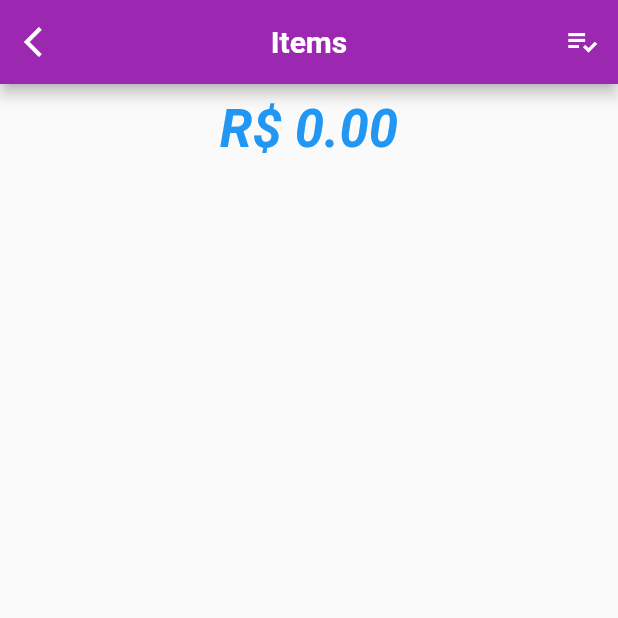
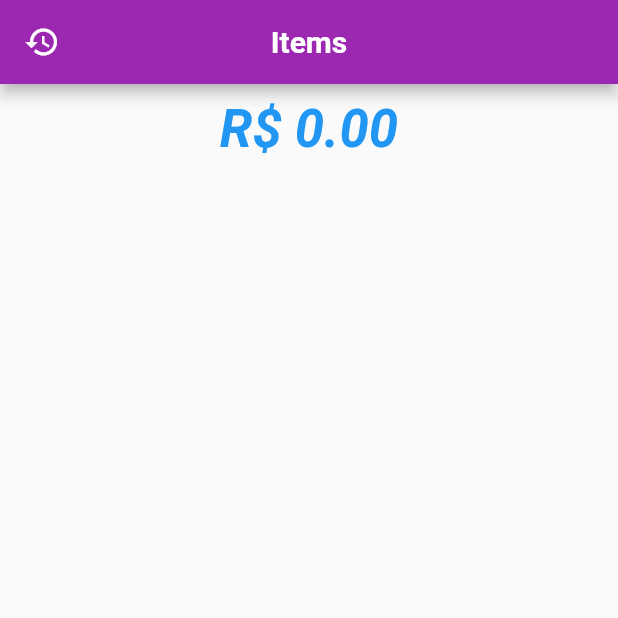
Before and after one commit to Fabricio-arjo/feira_facil, a Flutter app: the CarrinhoCompra screen opened directly with empty values, on a phone screen of 412 x 824 dp, the top half of it. Run offline on Flutter 3.47's test engine with Material 2 defaults, Android fonts, the phone set to English and light mode, and no system bars; our stand-ins replace sqflite; missing offline and left inert: dart:ffi; accounts and stored records are empty.

Commit message:
Alteração de layout e banco de dados

```diff
--- a/lib/CarrinhoCompra.dart
+++ b/lib/CarrinhoCompra.dart
@@ -7,21 +7,28 @@ import 'package:intl/date_symbol_data_local.dart';
 import 'ListaCompras.dart';
 import 'package:feira_facil/helper/DatabaseHelper.dart';
 
+import 'model/Compra.dart';
+
 class CarrinhoCompra extends StatefulWidget {
-  CarrinhoCompra({this.valor});
+  CarrinhoCompra({this.valor, this.id_compra});
   final double valor;
+  final int id_compra;
 
   @override
-  _CarrinhoCompraState createState() => _CarrinhoCompraState(this.valor);
+  _CarrinhoCompraState createState() => _CarrinhoCompraState(this.valor, this.id_compra);
 }
 
 class _CarrinhoCompraState extends State<CarrinhoCompra> {
-  _CarrinhoCompraState(this.valor);
+  _CarrinhoCompraState(this.valor,this.id_compra);
+
   double valor;
+  int id_compra;
 
   TextEditingController _nomeController = TextEditingController();
   TextEditingController _precoController = TextEditingController();
   TextEditingController _qtdeController = TextEditingController();
+  TextEditingController _localController = TextEditingController();
+
   var _db = DatabaseHelper();
 
   double _saldo;
@@ -29,88 +36,6 @@ class _CarrinhoCompraState extends State<CarrinhoCompra> {
   //Lista para recuperar itens
   List<Item> _itens = List<Item>();
 
-  /*_exibirTelaCadastro(){
-
-
-     showDialog(
-       context: context,
-       builder: (context){
-            return AlertDialog(
-               //title: Text("Adicionar Item"),
-               content:
-
-                  Column(
-
-                   mainAxisSize: MainAxisSize.min,
-                   children: <Widget>[
-
-                      Padding(padding:EdgeInsets.all(3),
-                        child:TextField(
-                          controller: _nomeController,
-                        autofocus: true,
-                        decoration: InputDecoration(
-                          border: OutlineInputBorder(),
-                          labelText: "Nome",
-                          hintText: "Ex: Arroz"
-                         ),
-                        ),
-                      ),
-
-                      //Divider(),
-                      Padding(padding: EdgeInsets.all(3),
-                        child: TextField(
-                           controller: _precoController,
-                        //autofocus: true,
-                        keyboardType: TextInputType.number,
-                        decoration: InputDecoration(
-                           border: OutlineInputBorder(),
-                          labelText: "Preço",
-                          hintText: "Ex: 8.50"
-                          ),
-                        ),
-                      ),
-
-                      //Divider(),
-                      Padding(
-                        padding: EdgeInsets.all(3),
-                        child: TextField(
-                        controller: _qtdeController,
-                        keyboardType: TextInputType.number,
-                        //autofocus: true,
-                        decoration: InputDecoration(
-                          border: OutlineInputBorder(),
-                          labelText: "Quantidade",
-                          hintText: "Ex: 1"
-                        ),
-                      ),
-                      )
-
-
-
-                     ],
-
-               ),
-
-
-               actions: <Widget>[
-                  FlatButton(
-                   onPressed:()=>Navigator.pop(context),
-                   child: Icon(Icons.close)
-                  ),
-                  FlatButton(
-                   onPressed:(){
-
-                      _salvarItem();
-                       Navigator.pop(context);
-                  },
-                   child: Icon(Icons.check)
-                  )
-               ],
-            );
-       }
-    );
-
- }*/
 
 // Parâmetro opcional se existir item é uma edição
   _exibirTelaCadastro({Item item}) {
@@ -121,14 +46,16 @@ class _CarrinhoCompraState extends State<CarrinhoCompra> {
       _nomeController.text = "";
       _precoController.text = "";
       _qtdeController.text = "";
+      _localController.text="";
 
-      textoSalvarAtualizar = "Salvar";
+      textoSalvarAtualizar = "Adicionar";
     } else {
       //Atualizando
 
       _nomeController.text = item.nome;
       _precoController.text = item.preco.toString();
       _qtdeController.text = item.qtde.toString();
+      _localController.text = item.local.toString();
 
       textoSalvarAtualizar = "Atualizar";
     }
@@ -137,12 +64,18 @@ class _CarrinhoCompraState extends State<CarrinhoCompra> {
         context: context,
         builder: (context) {
           return AlertDialog(
-            //title: Text("Adicionar Item"),
+            title: Text(textoSalvarAtualizar +" Item",
+              style: TextStyle(color:Colors.purple,
+             )
+            ),
             content: Column(
               mainAxisSize: MainAxisSize.min,
+
               children: <Widget>[
-                Padding(
-                  padding: EdgeInsets.all(3),
+
+                Container(
+                  padding: EdgeInsets.all(5),
+                  height: 55,
                   child: TextField(
                     controller: _nomeController,
                     autofocus: true,
@@ -154,8 +87,15 @@ class _CarrinhoCompraState extends State<CarrinhoCompra> {
                 ),
 
                //Divider(),
-                Padding(
-                  padding: EdgeInsets.all(3),
+
+               Row(
+
+                   children: <Widget>[
+
+                     Container(
+                          padding: EdgeInsets.all(5),
+                          width: 120,
+                          height: 55,
                           child: TextField(
                             controller: _precoController,
                             //autofocus: true,
@@ -168,19 +108,41 @@ class _CarrinhoCompraState extends State<CarrinhoCompra> {
                       ),
 
                             //Divider(),
-                Padding(
-                  padding: EdgeInsets.all(3),
+                      Container(
+                        padding: EdgeInsets.all(5),
+                        width: 110,
+                        height: 55,
                         child: TextField(
                           controller: _qtdeController,
                           keyboardType: TextInputType.number,
                           //autofocus: true,
                           decoration: InputDecoration(
                               border: OutlineInputBorder(),
-                        labelText: "Quantidade",
+                              labelText: "Qtde",
                               hintText: "Ex: 1"),
                         ),
+                      ),
+
+                   ],
+
+               ),
+
+               Container(
+                  padding: EdgeInsets.all(5),
+                  height: 55,
+                  child: TextField(
+                    controller: _localController,
+                    keyboardType: TextInputType.text,
+                    //autofocus: true,
+                    decoration: InputDecoration(
+                        border: OutlineInputBorder(),
+                        labelText: "Local",
+                        hintText: "Ex: Estabelecimento"),
+                  ),
                 )
+
               ],
+
             ),
 
             actions: <Widget>[
@@ -198,8 +160,10 @@ class _CarrinhoCompraState extends State<CarrinhoCompra> {
        });
   }
 
-  _recuperarItens() async {
-    List itensRecuperados = await _db.recuperarItens();
+  _recuperarItens(int id_compra) async {
+
+
+    List itensRecuperados = await _db.recuperarItens(id_compra);
 
     //Guardar dentro do for na lista temporaria
     List<Item> listaTemporaria = List<Item>();
@@ -216,23 +180,29 @@ class _CarrinhoCompraState extends State<CarrinhoCompra> {
     listaTemporaria = null;
 
     print("Lista itens: " + itensRecuperados.toString());
+    print("Compra ID: " +id_compra.toString());
+
   }
 
   _salvarAtualizarItem({Item itemSelecionado}) async {
+
     String nome = _nomeController.text;
     double preco = double.parse(_precoController.text);
     int qtde = int.parse(_qtdeController.text);
     double total = preco * qtde;
+    String local = _localController.text;
     int status;
-    int compra_id = 0;
+    int compra_id = id_compra;
 
     if (itemSelecionado == null) {
       //Salvando
 
       //Objeto da classe item
-      Item item =
-          Item(nome, preco, qtde, total, DateTime.now().toString(), status, compra_id);
+      Item item = Item(nome, preco, qtde, total,local,DateTime.now().toString(), status, compra_id);
       int resultado = await _db.salvarItem(item);
+
+
+
     } else {
       //Atualizar
 
@@ -240,6 +210,7 @@ class _CarrinhoCompraState extends State<CarrinhoCompra> {
       itemSelecionado.preco = preco;
       itemSelecionado.qtde = qtde;
       itemSelecionado.total = total;
+      itemSelecionado.local = local;
       itemSelecionado.data = DateTime.now().toString();
 
       //Método do Item Helper
@@ -250,10 +221,12 @@ class _CarrinhoCompraState extends State<CarrinhoCompra> {
     _precoController.clear();
     _qtdeController.clear();
 
-    _recuperarItens();
+    _recuperarItens(id_compra);
   }
 
+
   _atualizaStatus(Item itemEscolhido, bool selecionado) async {
+
     if (selecionado == true && itemEscolhido.status != 1) {
       itemEscolhido.status = 1;
 
@@ -267,30 +240,6 @@ class _CarrinhoCompraState extends State<CarrinhoCompra> {
     int resultado = await _db.atualizarItem(itemEscolhido);
   }
 
-  /*_salvarItem() async {
-
-    String nome = _nomeController.text;
-    double preco = double.parse(_precoController.text);
-    int  qtde =  int.parse(_qtdeController.text);
-    String compra_id = _compraidController.text;
-
-    //print("Data Atual " + DateTime.now().toString());
-
-    //Objeto da classe item
-    Item item = Item(nome, preco, qtde, null , DateTime.now().toString());
-    int resultado = await _db.salvarItem(item);
-
-     print("Salvar anotação: " + resultado.toString());
-
-
-     _nomeController.clear();
-     _precoController.clear();
-     _qtdeController.clear();
-
-
-     _recuperarItens();
-
- }*/
 
   _formatarData(String data) {
 
@@ -307,12 +256,7 @@ class _CarrinhoCompraState extends State<CarrinhoCompra> {
     return dataFormatada;
   }
 
-  @override
-  void initState() {
-    super.initState();
 
-    _recuperarItens();
-  }
 
   _removerItem(int id, double compra, bool operacao) async {
     if (operacao == true) {
@@ -322,22 +266,30 @@ class _CarrinhoCompraState extends State<CarrinhoCompra> {
     }
     await _db.removerItem(id);
 
-    _recuperarItens();
+    _recuperarItens(id_compra);
   }
 
   //Atualiza o saldo após a adição de itens no carrinho
+  _disponivel(double compra, bool operacao) {
 
-  _disponivel(double compra, bool operacao) {
     if ((compra != null) && (operacao == true)) {
+
       setState(() {
         valor -= compra;
       });
+
+     _db.atualizaValorCompra(valor,id_compra);
+
       print(
           "Subtração ->  Disponível: ${valor} - Compra: ${compra.toStringAsFixed(2)}");
     } else if ((compra != null) && (operacao == false)) {
+
       setState(() {
         valor += compra;
       });
+
+     _db.atualizaValorCompra(valor,id_compra);
+
       print(
           "Adição -> Disponível: ${valor} - Compra: ${compra.toStringAsFixed(2)}");
     } else {
@@ -377,10 +329,18 @@ class _CarrinhoCompraState extends State<CarrinhoCompra> {
 
   _checkLenght() async {
 
-   List itens = await _db.recuperarItens();
+   List itens = await _db.recuperarItens(id_compra);
 
    //print("Length ${itens.length}");
        return itens.length;
+  }
+
+
+ @override
+  void initState() {
+    super.initState();
+
+    _recuperarItens(id_compra);
   }
 
 
@@ -390,14 +350,17 @@ class _CarrinhoCompraState extends State<CarrinhoCompra> {
     return Scaffold(
       appBar: AppBar(
         backgroundColor: Colors.purple,
+
         leading: IconButton(
             icon: Icon(
-              Icons.arrow_back_ios,
+              Icons.history,
               color: Colors.white,
             ),
             onPressed: () async {
-              await _db.atualizaLimit();
-              Navigator.pushReplacementNamed(context, "/");
+                  //await _db.atualizaStatus();
+                  Navigator.pushReplacement(context,
+                                  MaterialPageRoute(builder:
+                                      (context) => ListaCompras()));
                       }),
         title: Text(
           "Items",
@@ -409,14 +372,6 @@ class _CarrinhoCompraState extends State<CarrinhoCompra> {
 
         centerTitle: true,
 
-        actions: <Widget>[
-           IconButton(
-               icon: Icon(Icons.playlist_add_check),
-               onPressed: (){
-                  Navigator.pushNamed(context, "/historico");
-               }
-            )
-        ],
 
 
       ),
@@ -435,23 +390,15 @@ class _CarrinhoCompraState extends State<CarrinhoCompra> {
           ),
           //Text("${widget.valor}",
 
-
-
          Expanded(
 
-              /*child: Center(
-                child: Text(
-              "Null",
-              textAlign: TextAlign.center,
-            )),*/
-
-
             child: _itens.length != 0 ?
-
              ListView.builder(
 
             itemCount: _itens.length,
             itemBuilder: (context, index) {
+
+
               //Recuperar item dentro do método recuperarItens
               final item = _itens[index];
 
@@ -463,16 +410,46 @@ class _CarrinhoCompraState extends State<CarrinhoCompra> {
                 item.selected = false;
               }
 
-              return Card(
+              return GestureDetector(
+
+                onTap: (){
+
+
+                  setState(() {
+
+                          if (item.selected == false) {
+                             item.selected=true;
+                          } else {
+                              item.selected=false;
+                          }
+
+                          _atualizaStatus(item, item.selected);
+                        });
+
+                        if (valor < item.total) {
+                          item.status = 0;
+                          _disponivel(0, item.selected);
+                          _controleSaldo(item.total);
+                        } else {
+                          _disponivel(item.total, item.selected);
+                        }
+
+                },
+
+                child:Card(
+
 
                 color: Colors.grey[50],
-                elevation: 2.0,
+                elevation: 3.0,
                 key: Key(item.toString()),
                 child: ListTile(
-                  leading: Checkbox(
+
+                  /*leading: Checkbox(
+
                       activeColor: Colors.green,
                       value: item.selected,
                       onChanged: (bool novoValor) {
+
                         setState(() {
                           item.selected = novoValor;
                           _atualizaStatus(item, item.selected);
@@ -485,16 +462,18 @@ class _CarrinhoCompraState extends State<CarrinhoCompra> {
                         } else {
                           _disponivel(item.total, item.selected);
                         }
-                      }),
+                      }
 
-                  //leading: item.selected ? Icon(Icons.check_box) : Icon(Icons.check_box_outline_blank),
+                    ),*/
+
+
 
                   title: item.status == 1
                       ? Text(
-                          item.nome + " - " + item.total.toStringAsFixed(2)+"  Data: " + item.data.toString() ,
+                          item.nome + " - Total: " + item.total.toStringAsFixed(2),
                           style: TextStyle(color: Colors.green),
                         )
-                      : Text(item.nome + " - " + item.total.toStringAsFixed(2) +"  Data: " + item.data.toString()),
+                      : Text(item.nome + " - Total: " + item.total.toStringAsFixed(2)),
 
                   //Exibir ações dentro do item de lista.
 
@@ -502,7 +481,9 @@ class _CarrinhoCompraState extends State<CarrinhoCompra> {
                       ? Row(
                           mainAxisSize: MainAxisSize.min,
                           children: <Widget>[
+
                             GestureDetector(
+
                               onTap: () {
                                 _exibirTelaCadastro(item: item);
                               },
@@ -514,6 +495,7 @@ class _CarrinhoCompraState extends State<CarrinhoCompra> {
                                 ),
                               ),
                             ),
+
                             GestureDetector(
                               onTap: () {
                                 showDialog(
@@ -552,12 +534,18 @@ class _CarrinhoCompraState extends State<CarrinhoCompra> {
                         )
                       : Icon(
 
-                          Icons.check,
+                          Icons.shopping_cart,
                           color: Colors.green,
                           size: 40,
                         ),
                 ),
+
+
+
+              ),
+
               );
+
             },
           )
 
@@ -596,6 +584,28 @@ class _CarrinhoCompraState extends State<CarrinhoCompra> {
           onPressed: () {
             _exibirTelaCadastro();
           }),
+
+    /*bottomNavigationBar: BottomAppBar(
+        //color: Colors.purple,
+        elevation: 20.0,
+        child: Padding(
+          padding: EdgeInsets.fromLTRB(100,0,100,5),
+             child:RaisedButton(
+                      child: Text("Finalizar",
+                      style: TextStyle(color:Colors.white,
+                      fontWeight: FontWeight.bold),
+                      ),
+                      color: Colors.red,
+                      onPressed: () {print("Finalizar !");},
+                      shape: new RoundedRectangleBorder(
+                        borderRadius: new BorderRadius.circular(30.0),
+                      ),
+
+                    )
+        )
+
+      ),*/
+
     );
   }
 }
--- a/lib/model/Item.dart
+++ b/lib/model/Item.dart
@@ -8,6 +8,7 @@ class Item{
   double preco;
   int qtde;
   double total;
+  String local;
   String data;
   bool selected = false;
   int status;
@@ -16,7 +17,7 @@ class Item{
 
   //Objeto item
 
-  Item(this.nome, this.preco, this.qtde, this.total,this.data,this.status,this.compra_id);
+  Item(this.nome, this.preco, this.qtde, this.total, this.local,this.data,this.status,this.compra_id);
 
   //Receber map e converter para objeto
   Item.fromMap(Map map){
@@ -26,6 +27,8 @@ class Item{
     this.preco = map["preco"];
     this.qtde = map["qtde"];
     this.total = map["total"];
+    this.local = map["local"];
+    this.data = map["data"];
     this.status = map["status"];
     this.compra_id = map["compra_id"];
 
@@ -40,6 +43,7 @@ class Item{
       "preco":this.preco,
       "qtde":this.qtde,
       "total":this.total,
+      "local":this.local,
       "data":this.data,
       "status":this.status,
       "compra_id":this.compra_id,
```
Also changed, not shown: lib/main.dart (+23 -16 lines), 1 other file. Lines whose indentation alone changed are shown as unchanged.
